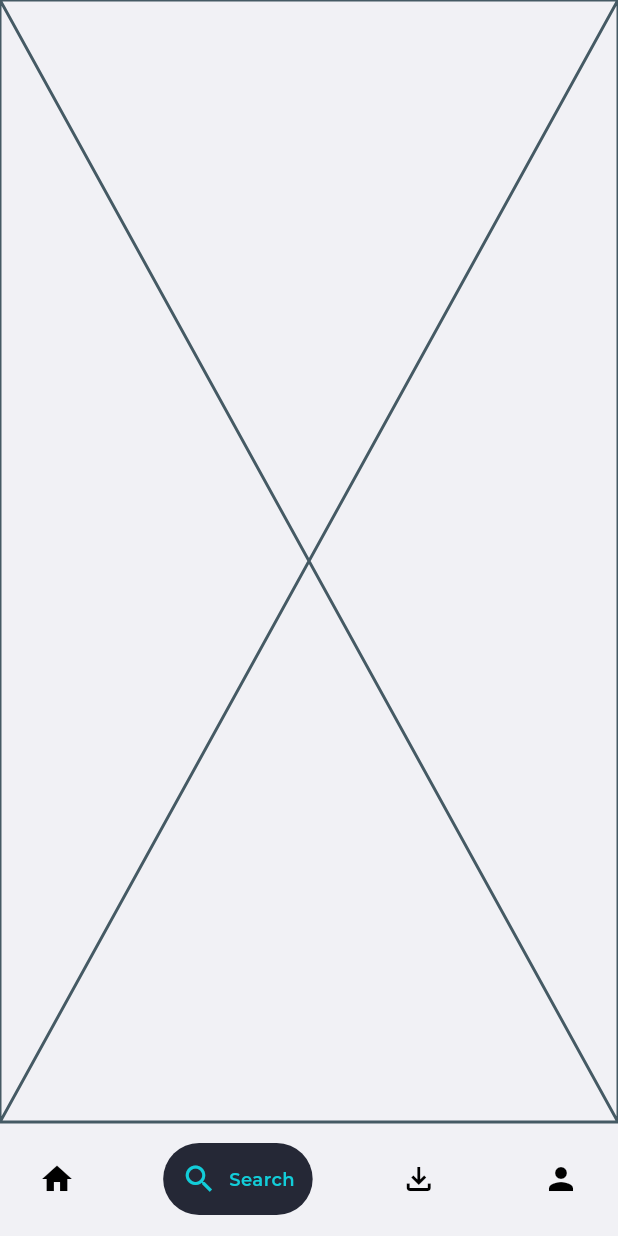
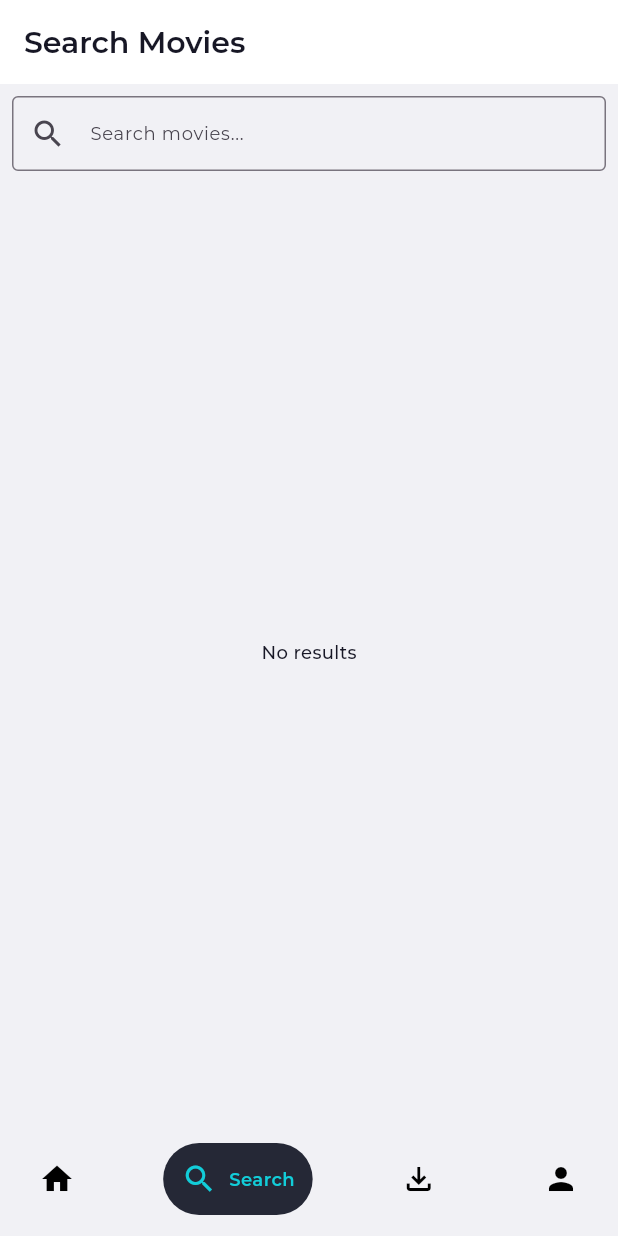
Before and after one commit to Din-Chamnan-Git/final_project, a Flutter app: the screen it shows after launch, item 2 of the bottom bar chosen, on a phone screen of 412 x 824 dp. Run offline on Flutter 3.47's test engine with Material 3 defaults, Android fonts, the phone set to English and light mode, and no system bars; drawn by our look-alikes of google_nav_bar; our stand-ins replace carousel_slider, flutter_dotenv, get, google_fonts; network calls fail.

Commit message:
search movie

```diff
--- a/lib/controllers/movie_controller.dart
+++ b/lib/controllers/movie_controller.dart
@@ -81,7 +81,7 @@ class MovieController extends GetxController {
     }
   }
 
-  Future<void> getDetail(int movieId) async {
+  Future<void> getDetail(int movieId)async {
     try {
       detailLoading.value = true;
       print("Requesting detail for ID: $movieId");
--- /dev/null
+++ b/lib/controllers/search_controller.dart
@@ -0,0 +1,30 @@
+import 'package:final_project/models/movieModel.dart';
+import 'package:final_project/services/api_service.dart';
+import 'package:get/get.dart';
+
+class SearchController extends GetxController {
+  final ApiService service = ApiService();
+
+  var searchList = <MovieModel>[].obs;
+  var isLoading = false.obs;
+  var errorMessage = ''.obs;
+
+  Future<void> fetchSearch(String query) async {
+    if (query.trim().isEmpty) {
+      searchList.clear();
+      return;
+    }
+
+    isLoading.value = true;
+    errorMessage.value = ''; // clear previous error
+
+    try {
+      final result = await service.fetchSearchByname(query);
+      searchList.value = result;
+    } catch (e) {
+      errorMessage.value = e.toString();
+    } finally {
+      isLoading.value = false;
+    }
+  }
+}
--- a/lib/services/api_service.dart
+++ b/lib/services/api_service.dart
@@ -97,4 +97,28 @@ class ApiService {
       return null; // return null if something goes wrong
     }
   }
+
+  // seach
+  Future<List<MovieModel>> fetchSearchByname(String query) async {
+    var url = Uri.parse(
+      "$baseUrl/search/movie?api_key=$apikey&query=${Uri.encodeComponent(query)}",
+    );
+
+    try {
+      final response = await http.get(url);
+      print("Search Status Code: ${response.statusCode}");
+      print("Search Body: ${response.body}");
+
+      if (response.statusCode == 200) {
+        final data = jsonDecode(response.body)['results'];
+        return (data as List).map((json) => MovieModel.fromJson(json)).toList();
+      } else {
+        throw Exception("Search failed. Status code: ${response.statusCode}");
+      }
+    } catch (e) {
+      print("Error during movie search: $e");
+      return [];
+    }
+  }
+
 }
--- a/lib/views/search_page.dart
+++ b/lib/views/search_page.dart
@@ -1,15 +1,58 @@
 import 'package:flutter/material.dart';
+import 'package:get/get.dart';
+import '../controllers/search_controller.dart' as my; // ✅ alias
 
-class SearchPage extends StatefulWidget {
-  const SearchPage({super.key});
+class SearchPage extends StatelessWidget {
+  final my.SearchController controller = Get.put(
+    my.SearchController(),
+  ); // ✅ use alias
 
   @override
-  State<SearchPage> createState() => _SearchPageState();
-}
+  Widget build(BuildContext context) {
+    return Scaffold(
+      appBar: AppBar(title: Text("Search Movies")),
+      body: Column(
+        children: [
+          Padding(
+            padding: const EdgeInsets.all(8.0),
+            child: TextField(
+              decoration: InputDecoration(
+                hintText: 'Search movies...',
+                border: OutlineInputBorder(),
+                prefixIcon: Icon(Icons.search),
+              ),
+              onChanged: (value) => controller.fetchSearch(value),
+            ),
+          ),
 
-class _SearchPageState extends State<SearchPage> {
-  @override
-  Widget build(BuildContext context) {
-    return const Placeholder();
+          Expanded(
+            child: Obx(() {
+              if (controller.isLoading.value) {
+                return Center(child: CircularProgressIndicator());
+              } else if (controller.errorMessage.isNotEmpty) {
+                return Center(child: Text(controller.errorMessage.value));
+              } else if (controller.searchList.isEmpty) {
+                return Center(child: Text("No results"));
+              } else {
+                return ListView.builder(
+                  itemCount: controller.searchList.length,
+                  itemBuilder: (context, index) {
+                    final movie = controller.searchList[index];
+                    return ListTile(
+                      title: Text(movie.title ?? "No Title"),
+                      subtitle: Text(
+                        movie.description ?? "",
+                        maxLines: 2,
+                        overflow: TextOverflow.ellipsis,
+                      ),
+                    );
+                  },
+                );
+              }
+            }),
+          ),
+        ],
+      ),
+    );
   }
 }
```
Also changed, not shown: lib/binding/searchbiding.dart (added, +9 -0 lines).
